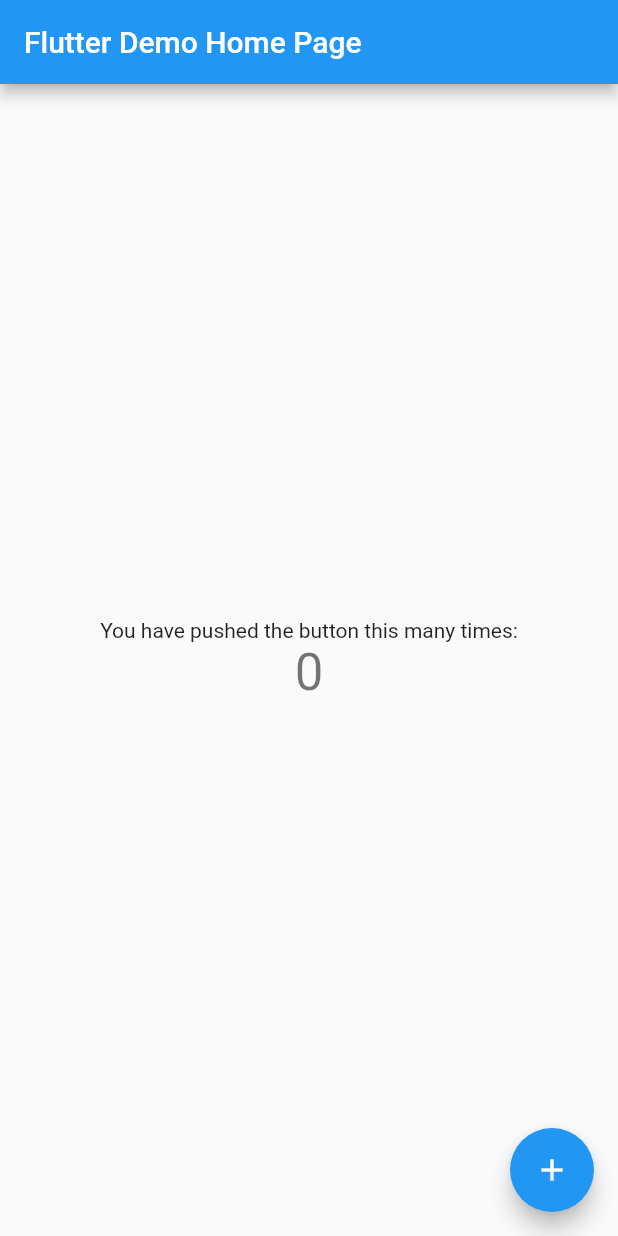
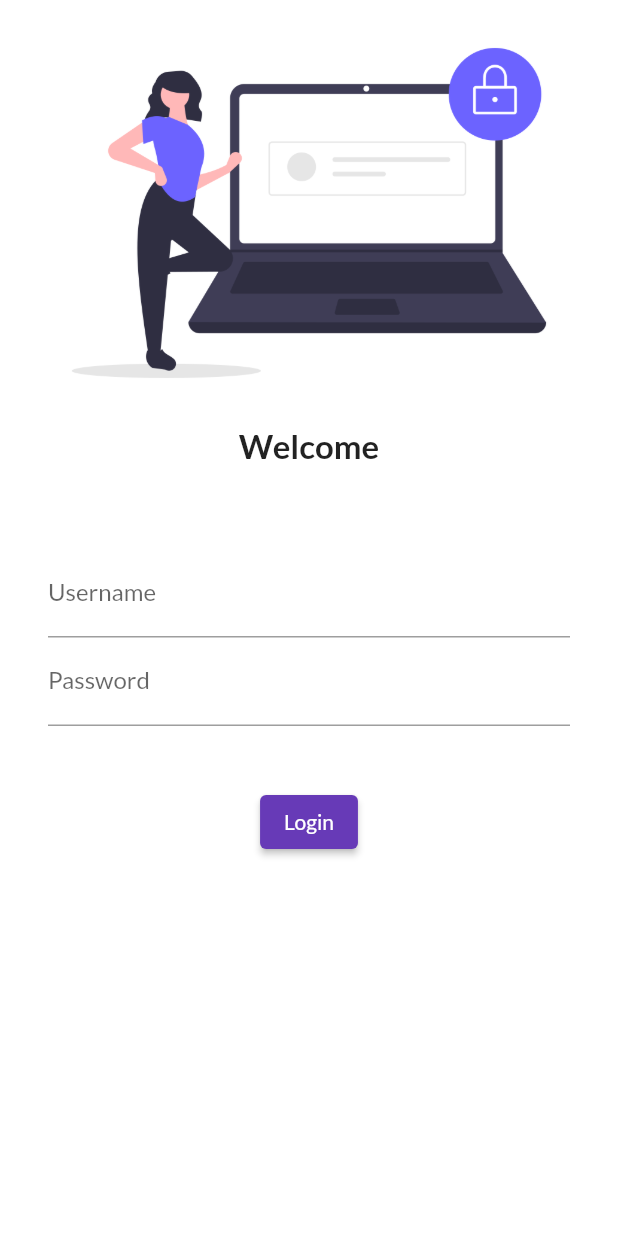
Before and after one commit to Frozen-Bugg/Flutter-Trials, a Flutter app: the screen it shows after launch, on a phone screen of 412 x 824 dp. Run offline on Flutter 3.47's test engine with Material 2 defaults, Android fonts, the phone set to English and light mode, and no system bars; our stand-ins replace google_fonts.

Commit message:
second commit

```diff
--- /dev/null
+++ b/lib/home.dart
@@ -0,0 +1,19 @@
+import 'package:flutter/src/widgets/container.dart';
+import 'package:flutter/src/widgets/framework.dart';
+
+import 'package:flutter/material.dart';
+
+class Home extends StatelessWidget {
+  @override
+  Widget build(BuildContext context) {
+    return Scaffold(
+      appBar: AppBar(
+        title: Text('App name'),
+      ),
+      body: Center(
+        child: Text('Hello'),
+      ),
+      drawer: Drawer(),
+    );
+  }
+}
--- /dev/null
+++ b/lib/login.dart
@@ -0,0 +1,45 @@
+import 'package:flutter/material.dart';
+
+class Login extends StatelessWidget {
+  const Login({super.key});
+
+  @override
+  Widget build(BuildContext context) {
+    return Material(
+      color: Colors.white,
+      child: Column(
+        children: <Widget>[
+          Image.asset("assets/images/login.png", fit: BoxFit.cover),
+          Text(
+            'Welcome',
+            style: TextStyle(fontSize: 22, fontWeight: FontWeight.bold),
+          ),
+          SizedBox(
+            height: 40,
+          ),
+          Padding(
+            padding:
+                const EdgeInsets.symmetric(vertical: 16.0, horizontal: 32.0),
+            child: Column(
+              children: [
+                TextFormField(
+                  decoration: InputDecoration(
+                      hintText: 'Enter username', labelText: 'Username'),
+                ),
+                TextFormField(
+                  obscureText: true,
+                  decoration: InputDecoration(
+                      hintText: 'Enter Password', labelText: 'Password'),
+                ),
+                SizedBox(
+                  height: 40,
+                ),
+                ElevatedButton(onPressed: () {}, child: Text('Login'))
+              ],
+            ),
+          )
+        ],
+      ),
+    );
+  }
+}
--- a/lib/main.dart
+++ b/lib/main.dart
@@ -1,4 +1,8 @@
 import 'package:flutter/material.dart';
+import 'package:google_fonts/google_fonts.dart';
+import 'package:meal_app/home.dart';
+import 'package:meal_app/login.dart';
+import 'package:google_fonts/google_fonts.dart';
 
 void main() {
   runApp(const MyApp());
@@ -12,104 +16,16 @@ class MyApp extends StatelessWidget {
   Widget build(BuildContext context) {
     return MaterialApp(
       title: 'Flutter Demo',
+      themeMode: ThemeMode.light,
       theme: ThemeData(
-        // This is the theme of your application.
-        //
-        // Try running your application with "flutter run". You'll see the
-        // application has a blue toolbar. Then, without quitting the app, try
-        // changing the primarySwatch below to Colors.green and then invoke
-        // "hot reload" (press "r" in the console where you ran "flutter run",
-        // or simply save your changes to "hot reload" in a Flutter IDE).
-        // Notice that the counter didn't reset back to zero; the application
-        // is not restarted.
-        primarySwatch: Colors.blue,
-      ),
-      home: const MyHomePage(title: 'Flutter Demo Home Page'),
+          primarySwatch: Colors.deepPurple,
+          fontFamily: GoogleFonts.lato().fontFamily),
+      darkTheme: ThemeData(brightness: Brightness.dark),
+      initialRoute: "/",
+      routes: {
+        "/": (context) => Login(),
+        "/home": (context) => Home(),
+      },
     );
   }
 }
-
-class MyHomePage extends StatefulWidget {
-  const MyHomePage({super.key, required this.title});
-
-  // This widget is the home page of your application. It is stateful, meaning
-  // that it has a State object (defined below) that contains fields that affect
-  // how it looks.
-
-  // This class is the configuration for the state. It holds the values (in this
-  // case the title) provided by the parent (in this case the App widget) and
-  // used by the build method of the State. Fields in a Widget subclass are
-  // always marked "final".
-
-  final String title;
-
-  @override
-  State<MyHomePage> createState() => _MyHomePageState();
-}
-
-class _MyHomePageState extends State<MyHomePage> {
-  int _counter = 0;
-
-  void _incrementCounter() {
-    setState(() {
-      // This call to setState tells the Flutter framework that something has
-      // changed in this State, which causes it to rerun the build method below
-      // so that the display can reflect the updated values. If we changed
-      // _counter without calling setState(), then the build method would not be
-      // called again, and so nothing would appear to happen.
-      _counter++;
-    });
-  }
-
-  @override
-  Widget build(BuildContext context) {
-    // This method is rerun every time setState is called, for instance as done
-    // by the _incrementCounter method above.
-    //
-    // The Flutter framework has been optimized to make rerunning build methods
-    // fast, so that you can just rebuild anything that needs updating rather
-    // than having to individually change instances of widgets.
-    return Scaffold(
-      appBar: AppBar(
-        // Here we take the value from the MyHomePage object that was created by
-        // the App.build method, and use it to set our appbar title.
-        title: Text(widget.title),
-      ),
-      body: Center(
-        // Center is a layout widget. It takes a single child and positions it
-        // in the middle of the parent.
-        child: Column(
-          // Column is also a layout widget. It takes a list of children and
-          // arranges them vertically. By default, it sizes itself to fit its
-          // children horizontally, and tries to be as tall as its parent.
-          //
-          // Invoke "debug painting" (press "p" in the console, choose the
-          // "Toggle Debug Paint" action from the Flutter Inspector in Android
-          // Studio, or the "Toggle Debug Paint" command in Visual Studio Code)
-          // to see the wireframe for each widget.
-          //
-          // Column has various properties to control how it sizes itself and
-          // how it positions its children. Here we use mainAxisAlignment to
-          // center the children vertically; the main axis here is the vertical
-          // axis because Columns are vertical (the cross axis would be
-          // horizontal).
-          mainAxisAlignment: MainAxisAlignment.center,
-          children: <Widget>[
-            const Text(
-              'You have pushed the button this many times:',
-            ),
-            Text(
-              '$_counter',
-              style: Theme.of(context).textTheme.headline4,
-            ),
-          ],
-        ),
-      ),
-      floatingActionButton: FloatingActionButton(
-        onPressed: _incrementCounter,
-        tooltip: 'Increment',
-        child: const Icon(Icons.add),
-      ), // This trailing comma makes auto-formatting nicer for build methods.
-    );
-  }
-}
```
Also changed, not shown: pubspec.yaml (+5 -6 lines), assets/images/login.png (added), pubspec.lock.
